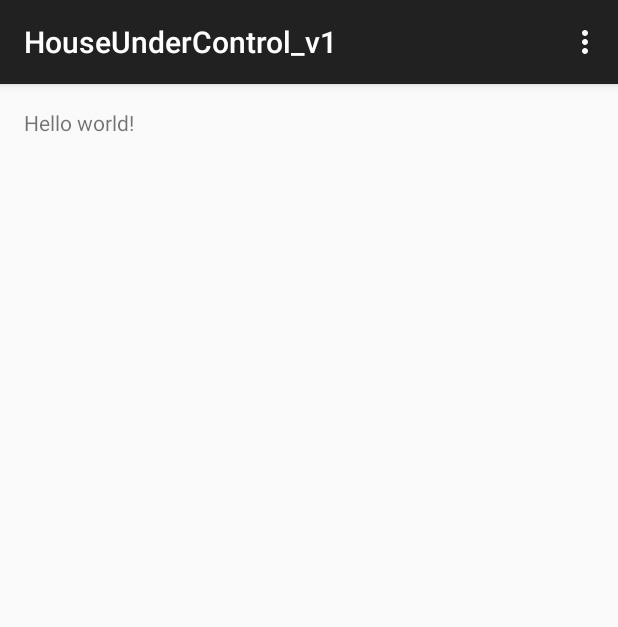
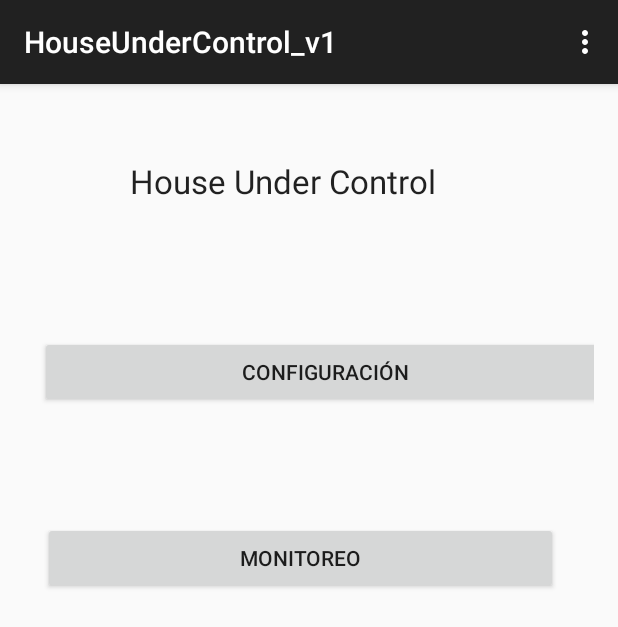
Before and after one commit to renegal8/HouseUnderControl_v1, an Android app: the screen it shows after launch (MainActivity), on a phone screen of 412 x 824 dp. Shown: the top 627 px of the screen. Run offline under Robolectric (Android 15) with nearby library versions, the phone set to English and light mode, and no system bars.

Commit message:
Rene Galvez

```diff
--- a/app/src/main/AndroidManifest.xml
+++ b/app/src/main/AndroidManifest.xml
@@ -16,6 +16,10 @@
                 <category android:name="android.intent.category.LAUNCHER" />
             </intent-filter>
         </activity>
+        <activity
+            android:name=".activity_config"
+            android:label="@string/title_activity_activity_config" >
+        </activity>
     </application>
 
 </manifest>
--- a/app/src/main/res/layout/activity_main.xml
+++ b/app/src/main/res/layout/activity_main.xml
@@ -1,11 +1,33 @@
-<RelativeLayout xmlns:android="http://schemas.android.com/apk/res/android"
+<AbsoluteLayout xmlns:android="http://schemas.android.com/apk/res/android"
     xmlns:tools="http://schemas.android.com/tools" android:layout_width="match_parent"
     android:layout_height="match_parent" android:paddingLeft="@dimen/activity_horizontal_margin"
     android:paddingRight="@dimen/activity_horizontal_margin"
     android:paddingTop="@dimen/activity_vertical_margin"
-    android:paddingBottom="@dimen/activity_vertical_margin" tools:context=".MainActivity">
+    android:paddingBottom="@dimen/activity_vertical_margin" tools:context=".MainActivity"
+    android:weightSum="1">
 
-    <TextView android:text="@string/hello_world" android:layout_width="wrap_content"
-        android:layout_height="wrap_content" />
+    <TextView
+        android:layout_width="wrap_content"
+        android:layout_height="wrap_content"
+        android:textAppearance="?android:attr/textAppearanceLarge"
+        android:text="House Under Control"
+        android:id="@+id/textView"
+        android:layout_x="71dp"
+        android:layout_y="34dp" />
 
-</RelativeLayout>
+    <Button
+        android:layout_width="match_parent"
+        android:layout_height="wrap_content"
+        android:text="Configuración"
+        android:id="@+id/configBtn"
+        android:layout_x="11dp"
+        android:layout_y="152dp" />
+
+    <Button
+        android:layout_width="343dp"
+        android:layout_height="wrap_content"
+        android:text="Monitoreo"
+        android:id="@+id/monitoreoBtn"
+        android:layout_x="13dp"
+        android:layout_y="276dp" />
+</AbsoluteLayout>
--- a/app/src/main/res/values/strings.xml
+++ b/app/src/main/res/values/strings.xml
@@ -3,4 +3,6 @@
 
     <string name="hello_world">Hello world!</string>
     <string name="action_settings">Settings</string>
+    <string name="title_activity_activity_row">activity_row</string>
+    <string name="title_activity_activity_config">activity_config</string>
 </resources>
```
Also changed, not shown: app/src/main/res/layout/activity_activity_config.xml (added, +52 -0 lines), app/src/main/res/layout/activity_row.xml (added, +10 -0 lines), app/src/main/res/menu/menu_activity_config.xml (added, +7 -0 lines), app/src/main/res/mipmap-hdpi/casa1.jpg (added), 1 other file.
